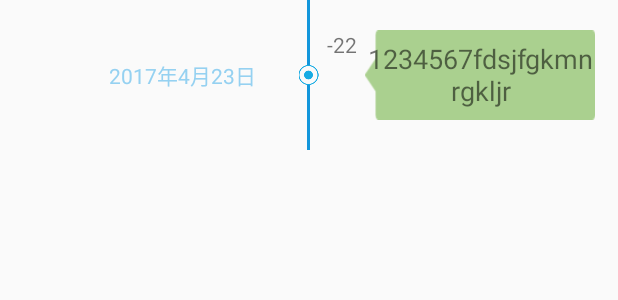
After one commit to wangjiapu/Control, an Android app: the layout bill_item.xml on its own in the app's theme, with its tools: preview values and no code run, on a phone screen of 412 x 824 dp. The commit adds this screen. Shown: the top 300 px of the screen. Run offline under Robolectric (Android 15) with nearby library versions, the light colour scheme and no system bars.

Commit message:
账单时间轴

```diff
--- a/app/src/main/java/com/example/com/control/Adapters/HomeRecyclerViewAdapter.java
+++ b/app/src/main/java/com/example/com/control/Adapters/HomeRecyclerViewAdapter.java
@@ -34,7 +34,6 @@ public class HomeRecyclerViewAdapter extends RecyclerView.Adapter<RecyclerView.V
     @Override
     public void onBindViewHolder(RecyclerView.ViewHolder holder, int position) {
         HomeViewHolder holder1=(HomeViewHolder) holder;
-       // holder1.home_review_item_img.setImageDrawable(mlist.get(position).getHouse_img());
         holder1.home_review_item_tv.setText(mlist.get(position).getDescribe());
     }
 
--- /dev/null
+++ b/app/src/main/res/layout/bill_item.xml
@@ -0,0 +1,62 @@
+<?xml version="1.0" encoding="utf-8"?>
+<LinearLayout xmlns:android="http://schemas.android.com/apk/res/android"
+    android:layout_width="match_parent"
+    android:layout_height="100dp"
+    android:orientation="horizontal">
+
+    <TextView
+        android:id="@+id/time_tv"
+        android:layout_width="0dp"
+        android:layout_height="match_parent"
+        android:layout_weight="1"
+        android:textColor="#95d1f1"
+        android:gravity="center"
+        android:layout_marginLeft="45dp"
+        android:text="2017年4月23日" />
+
+    <LinearLayout
+        android:layout_width="15dp"
+        android:layout_height="match_parent"
+        android:orientation="vertical">
+
+        <View
+            android:layout_width="2dp"
+            android:layout_height="0dp"
+            android:layout_gravity="center"
+            android:layout_weight="1"
+            android:background="#1296db" />
+
+        <ImageView
+            android:layout_width="match_parent"
+            android:layout_height="13dp"
+            android:src="@drawable/dian" />
+
+        <View
+            android:layout_width="2dp"
+            android:layout_height="0dp"
+            android:layout_gravity="center"
+            android:layout_weight="1"
+            android:background="#1296db" />
+    </LinearLayout>
+    <TextView
+        android:id="@+id/value"
+        android:layout_width="30dp"
+        android:layout_height="match_parent"
+        android:layout_marginTop="20dp"
+        android:gravity="center_horizontal"
+        android:text="-22" />
+
+    <TextView
+        android:layout_marginTop="20dp"
+        android:layout_marginBottom="20dp"
+        android:layout_marginRight="15dp"
+        android:id="@+id/doing_th"
+        android:layout_width="0dp"
+        android:layout_weight="1"
+        android:textSize="18sp"
+        android:background="@drawable/billbackground1"
+        android:layout_height="match_parent"
+        android:gravity="center"
+        android:text="1234567fdsjfgkmnrgkljr"/>
+
+</LinearLayout>
```
Also changed, not shown: app/src/main/java/com/example/com/control/Adapters/BillRecyclerViewAdapter.java (added, +78 -0 lines), app/src/main/java/com/example/com/control/Fragments/Fragments_Me/Bill_Fragment_Me.java (+50 -1 lines), app/src/main/java/com/example/com/control/ViewHolders/BillRecyclerViewAdapter_ViewHolder.java (added, +23 -0 lines), app/src/main/java/com/example/com/control/bean/Billinfo.java (added, +37 -0 lines), app/src/main/res/layout/bill_item2.xml (added, +63 -0 lines), app/src/main/res/layout/billfragment_layout.xml (+5 -2 lines), app/src/main/res/drawable/billbackground.png (added), app/src/main/res/drawable/billbackground1.png (added), app/src/main/res/drawable/dian.png (added), app/src/main/res/drawable/kuang.png (added).
